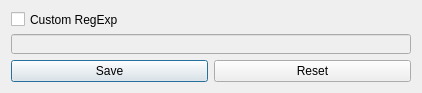
The window that src/FilterDialog.ui (OSLL/sca) describes before a commit, drawn with Qt 5.
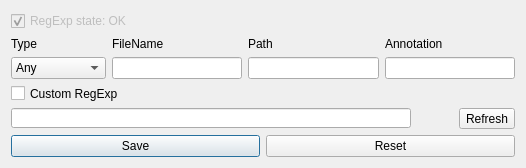
The same window after the commit.

Commit message: #4581: More user-friendly filter + using signals

The edit to the form file:
```diff
--- a/src/FilterDialog.ui
+++ b/src/FilterDialog.ui
@@ -6,15 +6,137 @@
    <rect>
     <x>0</x>
     <y>0</y>
-    <width>418</width>
-    <height>92</height>
+    <width>526</width>
+    <height>166</height>
    </rect>
   </property>
   <property name="windowTitle">
    <string>Advanced object filter</string>
   </property>
+  <layout class="QVBoxLayout" name="verticalLayout_5">
+   <item>
+    <widget class="QCheckBox" name="regexpStateCheckBox">
+     <property name="enabled">
+      <bool>false</bool>
+     </property>
+     <property name="text">
+      <string>RegExp state: OK</string>
+     </property>
+     <property name="checkable">
+      <bool>true</bool>
+     </property>
+     <property name="checked">
+      <bool>true</bool>
+     </property>
+    </widget>
+   </item>
+   <item>
+    <layout class="QHBoxLayout" name="horizontalLayout">
+     <item>
+      <layout class="QVBoxLayout" name="verticalLayout_4">
+       <item>
+        <widget class="QLabel" name="typeLabel">
+         <property name="text">
+          <string>Type</string>
+         </property>
+        </widget>
+       </item>
+       <item>
+        <widget class="QComboBox" name="typeComboBox">
+         <item>
+          <property name="text">
+           <string>Any</string>
+          </property>
+         </item>
+         <item>
+          <property name="text">
+           <string>Directory</string>
+          </property>
+         </item>
+         <item>
+          <property name="text">
+           <string>File</string>
+          </property>
+         </item>
+         <item>
+          <property name="text">
+           <string>Identifier</string>
+          </property>
+         </item>
+         <item>
+          <property name="text">
+           <string>Line</string>
+          </property>
+         </item>
+         <item>
+          <property name="text">
+           <string>Symbol</string>
+          </property>
+         </item>
+         <item>
+          <property name="text">
+           <string>Textblock</string>
+          </property>
+         </item>
+         <item>
+          <property name="text">
+           <string>Binaryblock</string>
+          </property>
+         </item>
+         <item>
+          <property name="text">
+           <string>Link</string>
+          </property>
+         </item>
+        </widget>
+       </item>
+      </layout>
+     </item>
+     <item>
   <layout class="QVBoxLayout" name="verticalLayout">
    <item>
+        <widget class="QLabel" name="filenameLabel">
+         <property name="text">
+          <string>FileName</string>
+         </property>
+        </widget>
+       </item>
+       <item>
+        <widget class="QLineEdit" name="fileNameLineEdit"/>
+       </item>
+      </layout>
+     </item>
+     <item>
+      <layout class="QVBoxLayout" name="verticalLayout_2">
+       <item>
+        <widget class="QLabel" name="pathLabel">
+         <property name="text">
+          <string>Path</string>
+         </property>
+        </widget>
+       </item>
+       <item>
+        <widget class="QLineEdit" name="pathLineEdit"/>
+       </item>
+      </layout>
+     </item>
+     <item>
+      <layout class="QVBoxLayout" name="verticalLayout_3">
+       <item>
+        <widget class="QLabel" name="annotationLabel">
+         <property name="text">
+          <string>Annotation</string>
+         </property>
+        </widget>
+       </item>
+       <item>
+        <widget class="QLineEdit" name="annotationLineEdit"/>
+       </item>
+      </layout>
+     </item>
+    </layout>
+   </item>
+   <item>
     <widget class="QCheckBox" name="regexpCheckBox">
      <property name="minimumSize">
       <size>
@@ -28,9 +150,11 @@
     </widget>
    </item>
    <item>
+    <layout class="QHBoxLayout" name="horizontalLayout_3">
+     <item alignment="Qt::AlignLeft">
     <widget class="QLineEdit" name="regexpLineEdit">
      <property name="enabled">
-      <bool>false</bool>
+        <bool>true</bool>
      </property>
      <property name="sizePolicy">
       <sizepolicy hsizetype="Preferred" vsizetype="Fixed">
@@ -46,7 +170,7 @@
      </property>
      <property name="maximumSize">
       <size>
-       <width>127</width>
+         <width>400</width>
        <height>20</height>
       </size>
      </property>
@@ -56,7 +180,22 @@
        <height>0</height>
       </size>
      </property>
-    </widget>
+       <property name="maxLength">
+        <number>500</number>
+       </property>
+       <property name="readOnly">
+        <bool>true</bool>
+       </property>
+      </widget>
+     </item>
+     <item>
+      <widget class="QToolButton" name="regexpRefreshButton">
+       <property name="text">
+        <string>Refresh</string>
+       </property>
+      </widget>
+     </item>
+    </layout>
    </item>
    <item>
     <layout class="QHBoxLayout" name="horizontalLayout_2">
```
Lines whose indentation alone changed are shown as unchanged. The commit also changes 7 other files.
